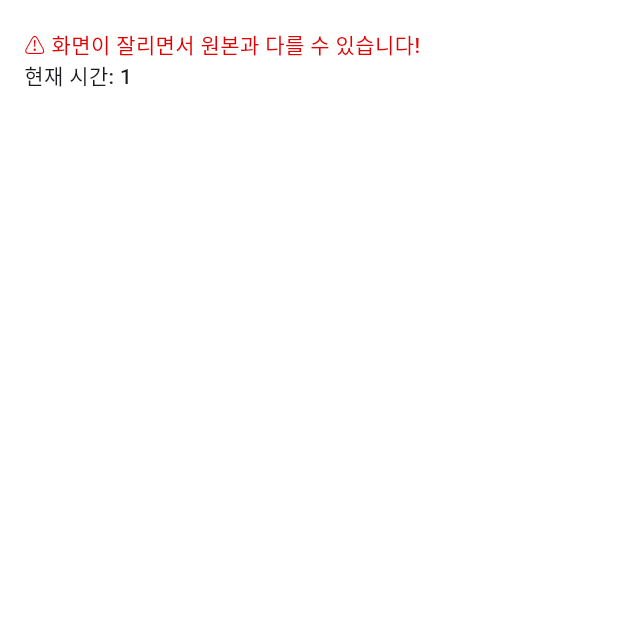
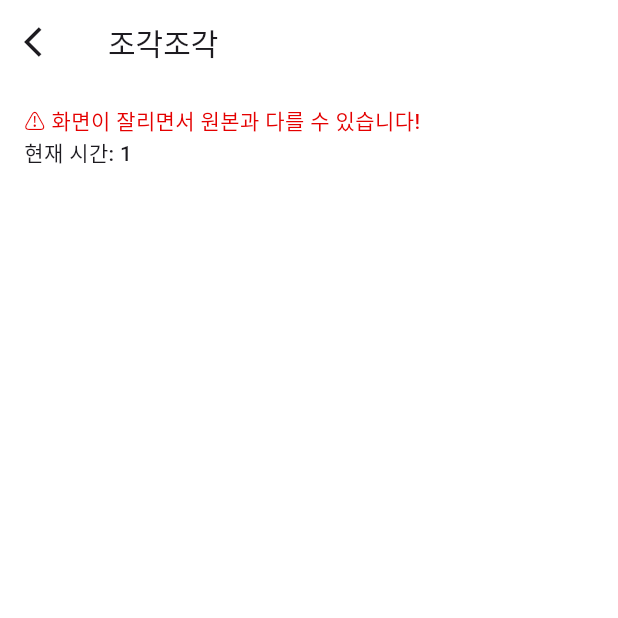
Before and after one commit to Dansot4891/jogak_jogak, a Flutter app: the PuzzlePage screen opened by its route, on a phone screen of 412 x 824 dp, the top half of it. Run offline on Flutter 3.47's test engine with Material 3 defaults, Android fonts, the phone set to English and light mode, and no system bars; our stand-ins replace cloud_firestore, firebase_auth, firebase_core, go_router, image_picker; accounts and stored records are empty; generated files the repository leaves out were written again; Roboto replaces fonts that are missing (Pretendard).

Commit message:
[feat] 퍼즐 인게임에 앱바 추가, 퍼즐 완료시 ui 추가, 이미지 데이터 추가 및 클래스 생성

```diff
--- /dev/null
+++ b/lib/core/constants/app_image.dart
@@ -0,0 +1,3 @@
+abstract class AppImage {
+  static const String clear = 'asssets/images/clear.png';
+}
--- a/lib/presentation/puzzle/controller/puzzle_controller.dart
+++ b/lib/presentation/puzzle/controller/puzzle_controller.dart
@@ -91,7 +91,7 @@ class PuzzleController {
         .first
         .copyWith(
           // grideview + padding + 상단 height 제외
-          top: dy - 80 - AppSize.screenWidth - 2 * horizonPadding,
+          top: dy - 56 - 70 - AppSize.screenWidth - (2 * horizonPadding),
           // 왼쪽 margin값 제외
           left: dx - horizonPadding,
         );
--- a/lib/presentation/puzzle/pages/puzzle_page.dart
+++ b/lib/presentation/puzzle/pages/puzzle_page.dart
@@ -1,8 +1,9 @@
 import 'package:flutter/material.dart';
-import 'package:jogak_jogak/core/service/app_size.dart';
 import 'package:jogak_jogak/app/style/app_color.dart';
 import 'package:jogak_jogak/app/style/app_text_style.dart';
+import 'package:jogak_jogak/core/constants/app_image.dart';
 import 'package:jogak_jogak/presentation/base/pages/base_page.dart';
+import 'package:jogak_jogak/presentation/base/widgets/appbar/default_appbar.dart';
 import 'package:jogak_jogak/presentation/puzzle/pages/puzzle_view_model.dart';
 import 'package:jogak_jogak/presentation/puzzle/widgets/empty_box.dart';
 import 'package:jogak_jogak/presentation/puzzle/widgets/puzzle_piece.dart';
@@ -20,15 +21,17 @@ class _PuzzlePageState extends State<PuzzlePage> {
   @override
   Widget build(BuildContext context) {
     return BasePage(
+      appBar: const DefaultAppbar(title: '조각조각'),
       body: ListenableBuilder(
         listenable: viewModel,
         builder: (context, child) {
           return Padding(
             padding: EdgeInsets.symmetric(horizontal: _horizonPadding),
             child: Column(
+              mainAxisAlignment: MainAxisAlignment.start,
               children: [
                 SizedBox(
-                  height: 80,
+                  height: 70,
                   child: Row(
                     mainAxisAlignment: MainAxisAlignment.spaceBetween,
                     children: [
@@ -51,14 +54,15 @@ class _PuzzlePageState extends State<PuzzlePage> {
                       if (viewModel.state.file != null)
                         Image.file(
                           viewModel.state.file!,
-                          width: 70,
-                          height: 70,
+                          width: 60,
+                          height: 60,
                           fit: BoxFit.cover,
                         ),
                     ],
                   ),
                 ),
-                if (viewModel.state.pieces.isNotEmpty)
+                if (viewModel.state.pieces.isNotEmpty &&
+                    !viewModel.state.gameOver)
                   Expanded(
                     child: Column(
                       children: [
@@ -124,40 +128,12 @@ class _PuzzlePageState extends State<PuzzlePage> {
                                       onDragEnd: (details) {
                                         final dx = details.offset.dx;
                                         final dy = details.offset.dy;
-                                        // 이동된 위치에서 x가
-                                        // 패딩값보단 크고, 전체 너비에서 이미지 너비만큼 뺀 값보단 작아야하고,
-                                        // 이동된 위치에서 y가
-                                        // 80 + 상단 그리드뷰보단 크고, 전체 높이에서 이미지 높이만큼 뺀 값보단 작아야한다.
-                                        //    => 위 조건들을 만족할 때만 위치를 이동시킨다.
                                         viewModel.movePiece(
                                           index: e.index,
                                           dx: dx,
                                           dy: dy,
                                           horizonPadding: _horizonPadding,
                                         );
-                                        {
-                                          // // index가 같은것을 찾아서
-                                          // final piece = _controller.pieces
-                                          //     .where((p) => p.index == e.index)
-                                          //     .first
-                                          //     .copyWith(
-                                          //       // grideview + 상단 height 제외
-                                          //       top:
-                                          //           details.offset.dy -
-                                          //           80 -
-                                          //           AppSize.screenWidth -
-                                          //           32,
-                                          //       // 왼쪽 margin값 제외
-                                          //       left:
-                                          //           details.offset.dx -
-                                          //           _horizonPadding,
-                                          //     );
-                                          // // 해당 객체를 삭제후
-                                          // // 리스트 마지막에 추가
-                                          // //    => 해당 이미지를 stack 내에서 맨 위로 올리기위해서
-                                          // pieces.remove(piece);
-                                          // pieces.add(piece);
-                                        }
                                       },
                                       // 기본 설정 위젯
                                       child: PuzzlePiece(
@@ -174,6 +150,18 @@ class _PuzzlePageState extends State<PuzzlePage> {
                       ],
                     ),
                   ),
+                if (viewModel.state.gameOver)
+                  Expanded(
+                    child: Center(
+                      child: Column(
+                        mainAxisAlignment: MainAxisAlignment.center,
+                        children: [
+                          Image.asset(AppImage.clear),
+                          Text('퍼즐, 클리어!', style: AppTextStyle.body1),
+                        ],
+                      ),
+                    ),
+                  ),
               ],
             ),
           );
--- a/lib/presentation/puzzle/pages/puzzle_view_model.dart
+++ b/lib/presentation/puzzle/pages/puzzle_view_model.dart
@@ -62,13 +62,18 @@ class PuzzleViewModel extends ChangeNotifier {
     required double dy, // 이동된 부분에서의 y 위치
     required double horizonPadding, // padding
   }) {
+    // 이동된 위치에서 x가
+    // 패딩값보단 크고, 전체 너비에서 이미지 너비만큼 뺀 값보단 작아야하고,
+    // 이동된 위치에서 y가
+    // 56 + 60 + 상단 그리드뷰보단 크고, 전체 높이에서 이미지 높이만큼 뺀 값보단 작아야한다.
+    //    => 위 조건들을 만족할 때만 위치를 이동시킨다.
     if ((dx > horizonPadding &&
             dx <
                 AppSize.screenWidth -
                     horizonPadding -
                     ((AppSize.screenWidth - horizonPadding * 2) /
                         state.gridViewSize)) &&
-        (dy > 80 + AppSize.screenWidth - 32 &&
+        (dy > 56 + 70 + AppSize.screenWidth - 32 &&
             dy <
                 AppSize.screenHeight -
                     16 -
--- a/pubspec.yaml
+++ b/pubspec.yaml
@@ -74,9 +74,8 @@ flutter:
   uses-material-design: true
 
   # To add assets to your application, add an assets section, like this:
-  # assets:
-  #   - images/a_dot_burr.jpeg
-  #   - images/a_dot_ham.jpeg
+  assets:
+    - assets/images/
 
   # An image asset can refer to one or more resolution-specific "variants", see
   # https://flutter.dev/to/resolution-aware-images
```
Also changed, not shown: assets/images/clear.png (added).
